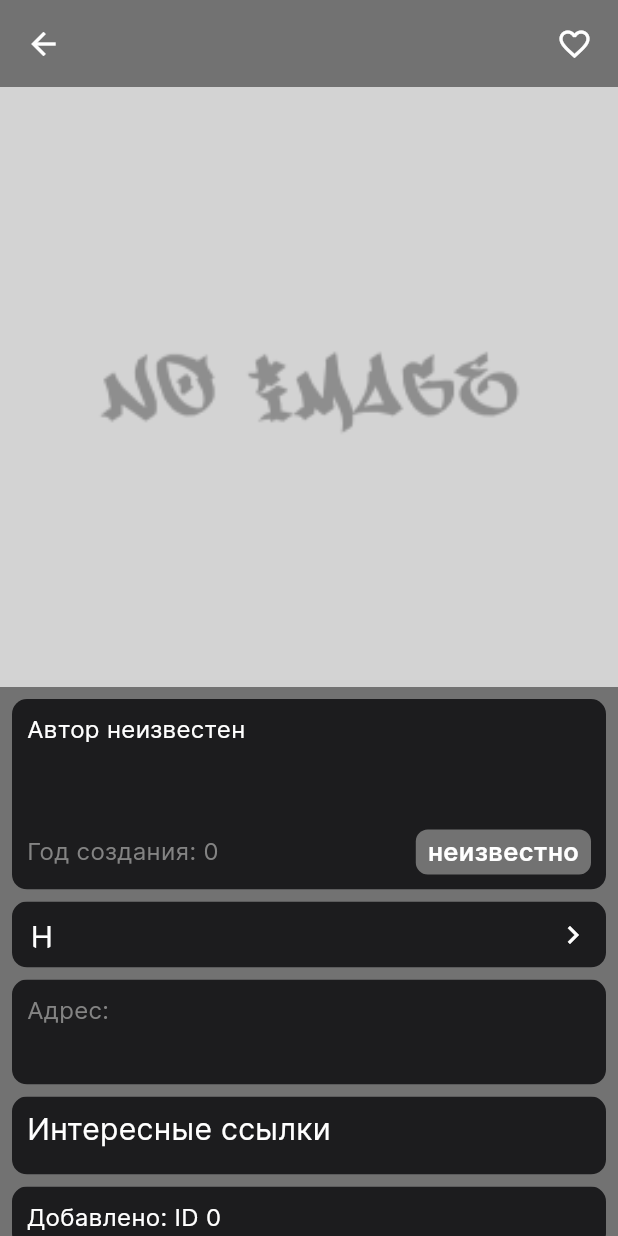
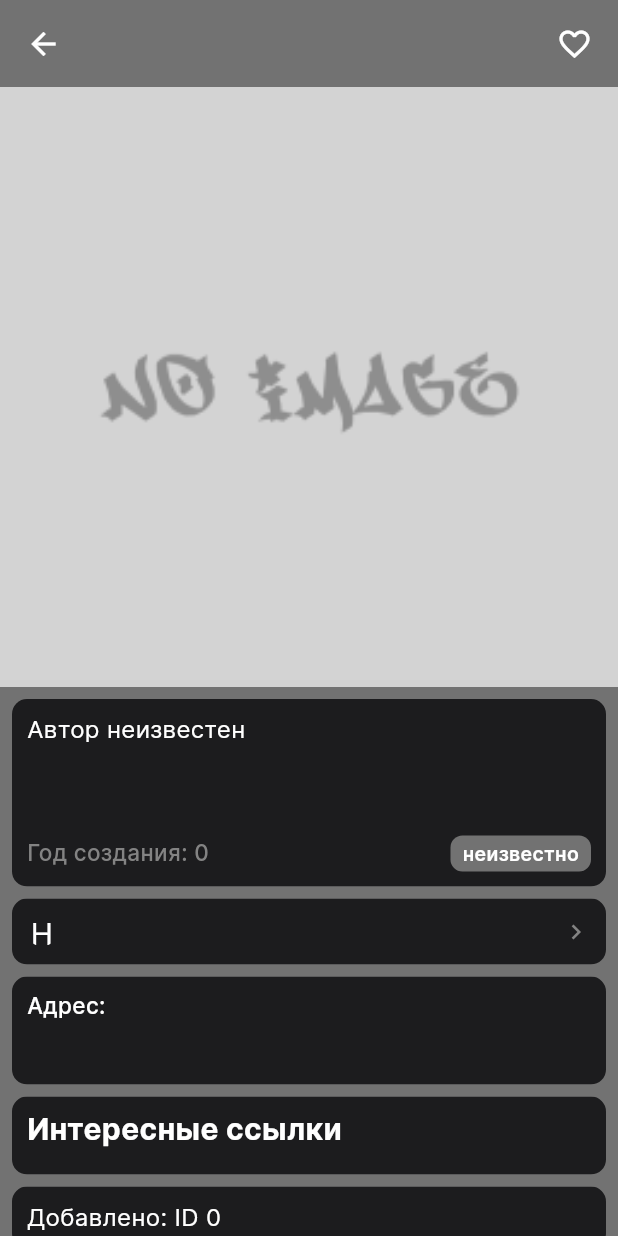
Before and after one commit to toGetIntoLingonberryJam/StreetArtApp, a Flutter app: the ArtworkScreen screen opened directly with empty values, on a phone screen of 412 x 824 dp. Run offline on Flutter 3.47's test engine with Material 3 defaults, Android fonts, the phone set to English and light mode, and no system bars; our stand-ins replace dio, flutter_bloc, flutter_map, freezed_annotation, geolocator, get and 3 more; missing offline and left inert: ansicolor, flutter_map_animations, flutter_map_cancellable_tile_provider, localstore; network calls fail.

Commit message:
artwork_screen ui updates

```diff
--- a/lib/modules/art/artwork/widgets/address_info.dart
+++ b/lib/modules/art/artwork/widgets/address_info.dart
@@ -3,7 +3,6 @@ import 'package:get/get.dart';
 import 'package:latlong2/latlong.dart';
 import 'package:street_art_witnesses/core/utils/logger.dart';
 import 'package:street_art_witnesses/core/utils/utils.dart';
-import 'package:street_art_witnesses/core/values/colors.dart';
 import 'package:street_art_witnesses/core/values/constants.dart';
 import 'package:street_art_witnesses/core/values/text_styles.dart';
 import 'package:street_art_witnesses/data/models/artwork/artwork.dart';
@@ -12,11 +11,7 @@ import 'package:street_art_witnesses/modules/home/modules/map/controller.dart';
 import 'package:street_art_witnesses/widgets/app_widgets.dart';
 
 class AddressInfo extends StatelessWidget {
-  const AddressInfo({
-    super.key,
-    required this.artwork,
-    required this.preview,
-  });
+  const AddressInfo({super.key, required this.artwork, required this.preview});
 
   final Artwork artwork;
   final bool preview;
@@ -50,9 +45,9 @@ class AddressInfo extends StatelessWidget {
             child: Column(
               crossAxisAlignment: CrossAxisAlignment.start,
               children: [
-                Text('Адрес:', style: NewTextStyles.bodyRegular.copyWith(color: UIColors.textSecondary)),
+                const Text('Адрес:', style: NewTextStyles.subheadMedium),
                 const SizedBox(height: Paddings.small),
-                Text(artwork.location.address, style: NewTextStyles.bodyRegular),
+                Text(artwork.location.address, style: NewTextStyles.title3Bold),
               ],
             ),
           ),
--- a/lib/modules/art/artwork/widgets/artwork_info.dart
+++ b/lib/modules/art/artwork/widgets/artwork_info.dart
@@ -29,14 +29,14 @@ class ArtworkInfo extends StatelessWidget {
           else
             _MultiArtistsInfo(artwork.artistPreviews!),
           const SizedBox(height: Paddings.small),
-          Text(artwork.title, style: NewTextStyles.title3Regular),
+          Text(artwork.title, style: NewTextStyles.title2Semibold),
           const SizedBox(height: 24),
           Row(
             children: [
               Expanded(
                 child: Text(
                   'Год создания: ${artwork.yearCreated ?? 'неизвестен'}',
-                  style: NewTextStyles.bodyRegular.copyWith(color: UIColors.textSecondary),
+                  style: NewTextStyles.subheadMedium.copyWith(color: UIColors.textSecondary),
                 ),
               ),
               AppBadge(artwork.status.label),
--- a/lib/modules/art/artwork/widgets/description_info.dart
+++ b/lib/modules/art/artwork/widgets/description_info.dart
@@ -20,7 +20,7 @@ class ArtworkDescriptionWidget extends StatelessWidget {
         crossAxisAlignment: CrossAxisAlignment.start,
         mainAxisSize: MainAxisSize.min,
         children: [
-          const Text('Описание:', style: NewTextStyles.title3Regular),
+          const Text('Описание:', style: NewTextStyles.title3Bold),
           const SizedBox(height: Paddings.small),
           Text(
             description,
--- a/lib/modules/art/artwork/widgets/festival_info.dart
+++ b/lib/modules/art/artwork/widgets/festival_info.dart
@@ -1,5 +1,6 @@
 import 'package:flutter/material.dart';
 import 'package:get/get.dart';
+import 'package:street_art_witnesses/core/values/colors.dart';
 import 'package:street_art_witnesses/core/values/text_styles.dart';
 import 'package:street_art_witnesses/data/models/festival/preview/festival_preview.dart';
 import 'package:street_art_witnesses/data/providers/festivals_provider.dart';
@@ -30,8 +31,8 @@ class FestivalInfoWidget extends StatelessWidget {
           children: [
             LoadingImageCircleAvatar(imageUrl: festival?.image?.imageUrl, radius: 10),
             const SizedBox(width: 8),
-            Expanded(child: Text(festival!.name, style: NewTextStyles.title3Regular)),
-            const Icon(Icons.chevron_right),
+            Expanded(child: Text(festival!.name, style: NewTextStyles.title3Bold)),
+            const Icon(Icons.chevron_right, color: UIColors.textSecondary, size: 20),
           ],
         ),
       ),
--- a/lib/modules/art/artwork/widgets/links_info.dart
+++ b/lib/modules/art/artwork/widgets/links_info.dart
@@ -17,7 +17,7 @@ class LinksInfo extends StatelessWidget {
       child: Column(
         crossAxisAlignment: CrossAxisAlignment.start,
         children: [
-          Text(title ?? 'Интересные ссылки', style: NewTextStyles.title3Regular),
+          Text(title ?? 'Интересные ссылки', style: NewTextStyles.title3Bold),
           const SizedBox(height: Paddings.small),
           for (int idx = 0; idx < links!.length; idx++)
             Padding(
--- a/lib/widgets/containers/app_badge.dart
+++ b/lib/widgets/containers/app_badge.dart
@@ -16,7 +16,7 @@ class AppBadge extends StatelessWidget {
         color: color ?? context.colors.surface,
         borderRadius: BorderRadius.circular(8),
       ),
-      child: Text(label, style: NewTextStyles.headlineBold),
+      child: Text(label, style: NewTextStyles.footnoteSemibold),
     );
   }
 }
```
